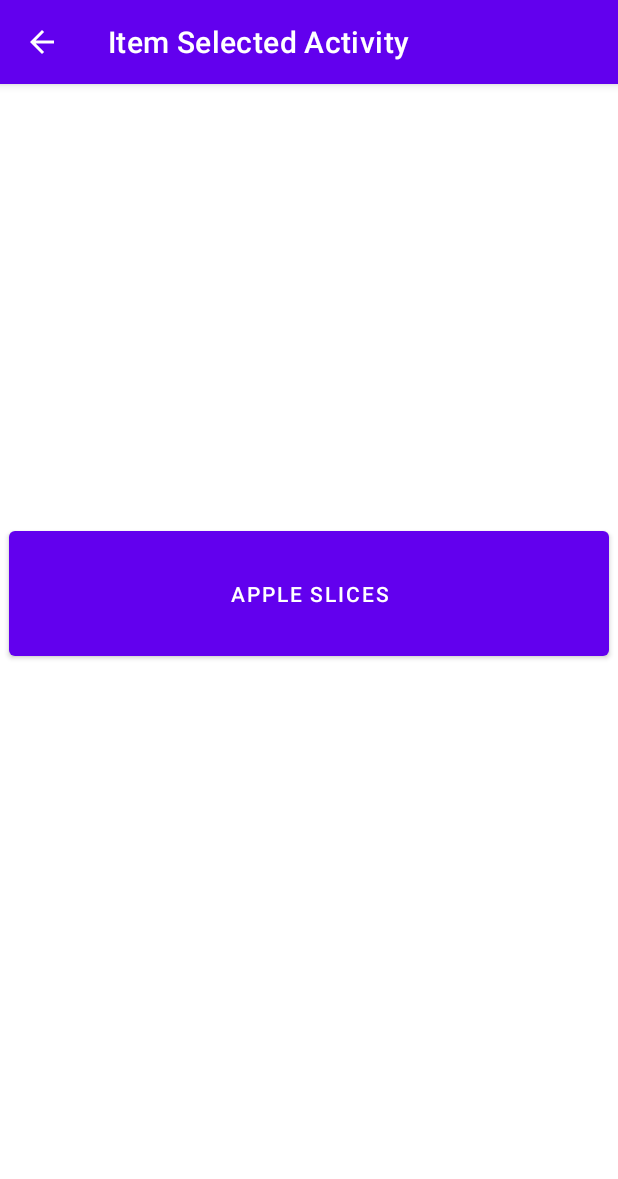
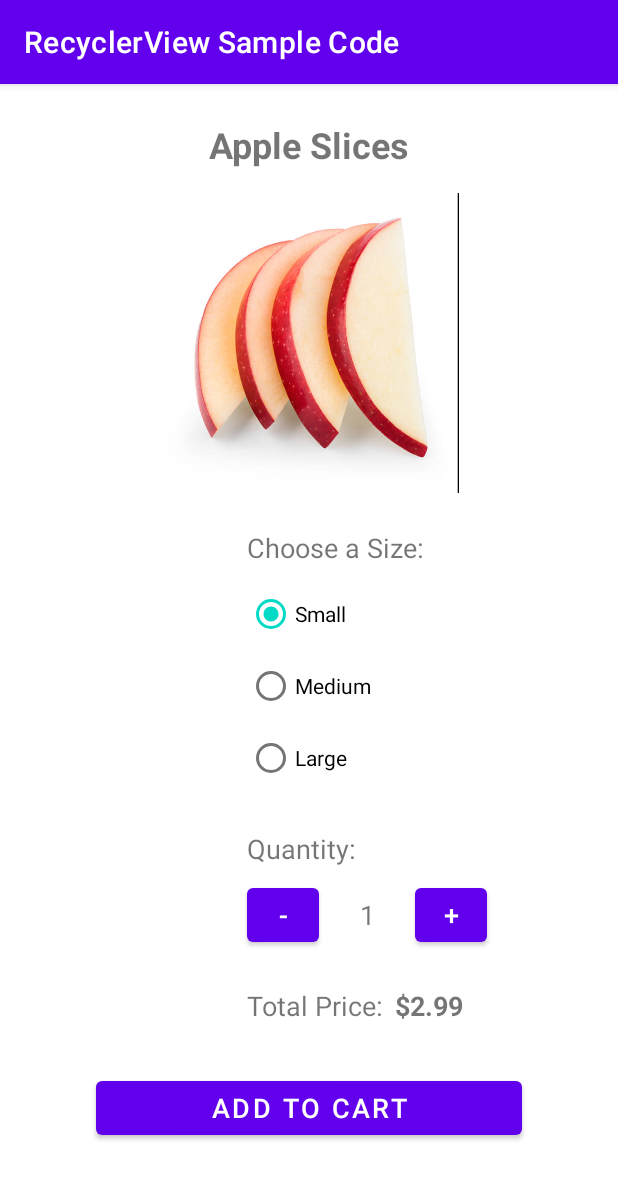
Before and after one commit to MilanDPatel/RUBurgerAndroidApp, an Android app: the SidesActivity screen opened directly, with no data from a screen before it, after a tap on "Apple Slices", on a phone screen of 412 x 824 dp. Shown: the top 1179 px of the screen. Run offline under Robolectric (Android 15) with nearby library versions, the phone set to English and light mode, and no system bars.

Commit message:
sizes added

```diff
--- a/app/src/main/java/com/example/recycleapplication/Item.java
+++ b/app/src/main/java/com/example/recycleapplication/Item.java
@@ -1,47 +1,38 @@
+
 package com.example.recycleapplication;
 
-/**
- * This class defines the data structure of an item to be displayed in the RecyclerView
- * @author Lily Chang
- */
 public class Item {
-	private String itemName;
-	private int image;
-	private String unitPrice; //for demo purpose, the unitPrice is of String type
+	private String name;
+	private int imageResourceId;
+	private double price;
+	private String priceString;
 
-	/**
-	 * Parameterized constructor.
-	 * @param itemName
-	 * @param image
-	 * @param unitPrice
-	 */
-	public Item(String itemName, int image, String unitPrice) {
-		this.itemName = itemName;
-		this.image = image;
-		this.unitPrice = unitPrice;
+	public Item(String name, int imageResourceId, String priceString) {
+		this.name = name;
+		this.imageResourceId = imageResourceId;
+		this.priceString = priceString;
+
+		// Parse the price string to get a double value
+		try {
+			this.price = Double.parseDouble(priceString.replace("$", "").trim());
+		} catch (NumberFormatException e) {
+			this.price = 2.99; // Default price if parsing fails
+		}
 	}
 
-	/**
-	 * Getter method that returns the item name of an item.
-	 * @return the item name of an item.
-	 */
-	public String getItemName() {
-		return itemName;
+	public String getName() {
+		return name;
 	}
 
-	/**
-	 * Getter method that returns the image of an item.
-	 * @return the image of an item.
-	 */
-	public int getImage() {
-		return image;
+	public int getImageResourceId() {
+		return imageResourceId;
 	}
 
-	/**
-	 * Getter method that returns the unit price.
-	 * @return the unit price of the item.
-	 */
-	public String getUnitPrice() {
-		return unitPrice;
+	public String getPriceString() {
+		return priceString;
+	}
+
+	public double getPrice() {
+		return price;
 	}
 }
--- a/app/src/main/java/com/example/recycleapplication/ItemsAdapter.java
+++ b/app/src/main/java/com/example/recycleapplication/ItemsAdapter.java
@@ -1,148 +1,69 @@
 package com.example.recycleapplication;
 
-import android.app.AlertDialog;
 import android.content.Context;
-import android.content.DialogInterface;
 import android.content.Intent;
 import android.view.LayoutInflater;
 import android.view.View;
 import android.view.ViewGroup;
-import android.widget.Button;
 import android.widget.ImageView;
 import android.widget.TextView;
-import android.widget.Toast;
-
 import androidx.annotation.NonNull;
-import androidx.constraintlayout.widget.ConstraintLayout;
+import androidx.cardview.widget.CardView;
 import androidx.recyclerview.widget.RecyclerView;
-
 import java.util.ArrayList;
 
-/**
- * This is an Adapter class to be used to instantiate an adapter for the RecyclerView.
- * Must extend RecyclerView.Adapter, which will enforce you to implement 3 methods:
- *      1. onCreateViewHolder, 2. onBindViewHolder, and 3. getItemCount
- *
- * You must use the data type <thisClassName.yourHolderName>, in this example
- * <ItemAdapter.ItemHolder>. This will enforce you to define a constructor for the
- * ItemAdapter and an inner class ItemsHolder (a static class)
- * The ItemsHolder class must extend RecyclerView.ViewHolder. In the constructor of this class,
- * you do something similar to the onCreate() method in an Activity.
- * @author Lily Chang
- */
-class ItemsAdapter extends RecyclerView.Adapter<ItemsAdapter.ItemsHolder>{
-    private Context context; //need the context to inflate the layout
-    private ArrayList<Item> items; //need the data binding to each row of RecyclerView
+public class ItemsAdapter extends RecyclerView.Adapter<ItemsAdapter.ViewHolder> {
+
+    private ArrayList<Item> items;
+    private Context context;
 
     public ItemsAdapter(Context context, ArrayList<Item> items) {
         this.context = context;
         this.items = items;
     }
 
-    /**
-     * This method will inflate the row layout for the items in the RecyclerView
-     * @param parent
-     * @param viewType
-     * @return
-     */
     @NonNull
     @Override
-    public ItemsHolder onCreateViewHolder(@NonNull ViewGroup parent, int viewType) {
-        //inflate the row layout for the items
-        LayoutInflater inflater = LayoutInflater.from(context);
-        View view = inflater.inflate(R.layout.row_view, parent, false);
-        return new ItemsHolder(view);
+    public ViewHolder onCreateViewHolder(@NonNull ViewGroup parent, int viewType) {
+        View view = LayoutInflater.from(parent.getContext()).inflate(R.layout.item_layout, parent, false);
+        return new ViewHolder(view);
     }
 
-    /**
-     * Assign data values for each row according to their "position" (index) when the item becomes
-     * visible on the screen.
-     * @param holder the instance of ItemsHolder
-     * @param position the index of the item in the list of items
-     */
     @Override
-    public void onBindViewHolder(@NonNull ItemsHolder holder, int position) {
-        //assign values for each row
-        holder.tv_name.setText(items.get(position).getItemName());
-        holder.tv_price.setText(items.get(position).getUnitPrice());
-        holder.im_item.setImageResource(items.get(position).getImage());
+    public void onBindViewHolder(@NonNull ViewHolder holder, int position) {
+        Item item = items.get(position);
+
+        holder.itemName.setText(item.getName());
+        holder.itemImage.setImageResource(item.getImageResourceId());
+        holder.itemPrice.setText(item.getPriceString());
+
+        // Set click listener on the card view
+        holder.cardView.setOnClickListener(v -> {
+            Intent intent = new Intent(context, SizesActivity.class);
+            intent.putExtra("item_name", item.getName());
+            intent.putExtra("image_res_id", item.getImageResourceId());
+            intent.putExtra("base_price", item.getPrice());
+            context.startActivity(intent);
+        });
     }
 
-    /**
-     * Get the number of items in the ArrayList.
-     * @return the number of items in the list.
-     */
     @Override
     public int getItemCount() {
-        return items.size(); //number of MenuItem in the array list.
+        return items.size();
     }
 
-    /**
-     * Get the views from the row layout file, similar to the onCreate() method.
-     */
-    public static class ItemsHolder extends RecyclerView.ViewHolder {
-        private TextView tv_name, tv_price;
-        private ImageView im_item;
-        private Button btn_add;
-        private ConstraintLayout parentLayout; //this is the row layout
+    public static class ViewHolder extends RecyclerView.ViewHolder {
+        ImageView itemImage;
+        TextView itemName;
+        TextView itemPrice;
+        CardView cardView;
 
-        public ItemsHolder(@NonNull View itemView) {
+        public ViewHolder(@NonNull View itemView) {
             super(itemView);
-            tv_name = itemView.findViewById(R.id.tv_flavor);
-            tv_price = itemView.findViewById(R.id.tv_price);
-            im_item = itemView.findViewById(R.id.im_item);
-            btn_add = itemView.findViewById(R.id.btn_add);
-            parentLayout = itemView.findViewById(R.id.rowLayout);
-            setAddButtonOnClick(itemView); //register the onClicklistener for the button on each row.
-
-            /* set onClickListener for the row layout,
-             * clicking on a row will navigate to another Activity
-             */
-            parentLayout.setOnClickListener(new View.OnClickListener() {
-                @Override
-                public void onClick(View view) {
-                    Intent intent = new Intent(itemView.getContext(), ItemSelectedActivity.class);
-                    intent.putExtra("ITEM", tv_name.getText());
-                    itemView.getContext().startActivity(intent);
-                }
-            });
-            /* Alternatively, use a lamda expression to set the onClickListener for the row layout
-            parentLayout.setOnClickListener(view -> {
-                    Intent intent = new Intent(itemView.getContext(), ItemSelectedActivity.class);
-                    intent.putExtra("ITEM", tv_name.getText());
-                    itemView.getContext().startActivity(intent);
-                }); */
-        }
-
-        /**
-         * Set the onClickListener for the button on each row.
-         * Clicking on the button will create an AlertDialog with the options of YES/NO.
-         * @param itemView
-         */
-        private void setAddButtonOnClick(@NonNull View itemView) {
-            btn_add.setOnClickListener(new View.OnClickListener() {
-                @Override
-                public void onClick(View view) {
-                    AlertDialog.Builder alert = new AlertDialog.Builder(itemView.getContext());
-                    alert.setTitle("Add to order");
-                    alert.setMessage(tv_name.getText().toString());
-                    //handle the "YES" click
-                    alert.setPositiveButton("yes", new DialogInterface.OnClickListener() {
-                        public void onClick(DialogInterface dialog, int which) {
-                            Toast.makeText(itemView.getContext(),
-                                    tv_name.getText().toString() + " added.", Toast.LENGTH_LONG).show();
-                        }
-                        //handle the "NO" click
-                    }).setNegativeButton("no", new DialogInterface.OnClickListener() {
-                        public void onClick(DialogInterface dialog, int which) {
-                            Toast.makeText(itemView.getContext(),
-                                    tv_name.getText().toString() + " not added.", Toast.LENGTH_LONG).show();
-                        }
-                    });
-                    AlertDialog dialog = alert.create();
-                    dialog.show();
-                }
-            });
+            itemImage = itemView.findViewById(R.id.item_image);
+            itemName = itemView.findViewById(R.id.item_name);
+            itemPrice = itemView.findViewById(R.id.item_price);
+            cardView = itemView.findViewById(R.id.item_card);
         }
     }
 }
--- /dev/null
+++ b/app/src/main/java/com/example/recycleapplication/SizesActivity.java
@@ -0,0 +1,106 @@
+package com.example.recycleapplication;
+
+import android.os.Bundle;
+import android.util.Log;
+import android.view.View;
+import android.widget.Button;
+import android.widget.ImageView;
+import android.widget.RadioButton;
+import android.widget.RadioGroup;
+import android.widget.TextView;
+import android.widget.Toast;
+import androidx.appcompat.app.AppCompatActivity;
+
+public class SizesActivity extends AppCompatActivity {
+    private static final String TAG = "SizesActivity";
+
+    private TextView itemNameText;
+    private ImageView itemImageView;
+    private RadioGroup sizeRadioGroup;
+    private TextView quantityText;
+    private TextView totalPriceText;
+    private int quantity = 1;
+    private double basePrice = 2.99;
+    private double currentPrice = 2.99;
+
+    @Override
+    protected void onCreate(Bundle savedInstanceState) {
+        super.onCreate(savedInstanceState);
+        setContentView(R.layout.activity_sizes);
+
+        // Initialize views
+        itemNameText = findViewById(R.id.item_name);
+        itemImageView = findViewById(R.id.item_image);
+        sizeRadioGroup = findViewById(R.id.size_radio_group);
+        quantityText = findViewById(R.id.quantity_text);
+        totalPriceText = findViewById(R.id.total_price);
+        Button minusButton = findViewById(R.id.minus_button);
+        Button plusButton = findViewById(R.id.plus_button);
+        Button addToCartButton = findViewById(R.id.add_to_cart_button);
+
+        // Get data from intent
+        String itemName = getIntent().getStringExtra("item_name");
+        int imageResId = getIntent().getIntExtra("image_res_id", 0);
+        basePrice = getIntent().getDoubleExtra("base_price", 2.99);
+        currentPrice = basePrice;
+
+        // Set initial values
+        itemNameText.setText(itemName);
+        itemImageView.setImageResource(imageResId);
+        updateTotalPrice();
+
+        // Set up radio group listener
+        sizeRadioGroup.setOnCheckedChangeListener((group, checkedId) -> {
+            RadioButton selectedRadioButton = findViewById(checkedId);
+            if (selectedRadioButton != null) {
+                String size = selectedRadioButton.getText().toString();
+                switch (size) {
+                    case "Small":
+                        currentPrice = basePrice;
+                        break;
+                    case "Medium":
+                        currentPrice = basePrice * 1.5;
+                        break;
+                    case "Large":
+                        currentPrice = basePrice * 2;
+                        break;
+                }
+                updateTotalPrice();
+            }
+        });
+
+        // Set up quantity buttons
+        minusButton.setOnClickListener(v -> {
+            if (quantity > 1) {
+                quantity--;
+                quantityText.setText(String.valueOf(quantity));
+                updateTotalPrice();
+            }
+        });
+
+        plusButton.setOnClickListener(v -> {
+            quantity++;
+            quantityText.setText(String.valueOf(quantity));
+            updateTotalPrice();
+        });
+
+        // Set up add to cart button
+        addToCartButton.setOnClickListener(v -> {
+            RadioButton selectedRadioButton = findViewById(sizeRadioGroup.getCheckedRadioButtonId());
+            String selectedSize = selectedRadioButton != null ? selectedRadioButton.getText().toString() : "Small";
+
+            String message = "Added to cart: " + quantity + " " + selectedSize + " " + itemName;
+            Toast.makeText(SizesActivity.this, message, Toast.LENGTH_SHORT).show();
+
+            // Here you would typically save the item to a cart data structure
+            // For now, we'll just finish the activity
+            finish();
+        });
+
+    }
+
+    private void updateTotalPrice() {
+        double total = currentPrice * quantity;
+        totalPriceText.setText(String.format("$%.2f", total));
+    }
+}
--- /dev/null
+++ b/app/src/main/res/layout/activity_sizes.xml
@@ -0,0 +1,152 @@
+<?xml version="1.0" encoding="utf-8"?>
+<androidx.constraintlayout.widget.ConstraintLayout xmlns:android="http://schemas.android.com/apk/res/android"
+    xmlns:app="http://schemas.android.com/apk/res-auto"
+    xmlns:tools="http://schemas.android.com/tools"
+    android:layout_width="match_parent"
+    android:layout_height="match_parent"
+    tools:context=".SizesActivity">
+
+    <TextView
+        android:id="@+id/item_name"
+        android:layout_width="wrap_content"
+        android:layout_height="wrap_content"
+        android:layout_marginTop="24dp"
+        android:text="Item Name"
+        android:textSize="24sp"
+        android:textStyle="bold"
+        app:layout_constraintEnd_toEndOf="parent"
+        app:layout_constraintStart_toStartOf="parent"
+        app:layout_constraintTop_toTopOf="parent" />
+
+    <ImageView
+        android:id="@+id/item_image"
+        android:layout_width="200dp"
+        android:layout_height="200dp"
+        android:layout_marginTop="16dp"
+        android:contentDescription="Item Image"
+        android:scaleType="centerCrop"
+        app:layout_constraintEnd_toEndOf="parent"
+        app:layout_constraintStart_toStartOf="parent"
+        app:layout_constraintTop_toBottomOf="@+id/item_name" />
+
+    <TextView
+        android:id="@+id/choose_size_text"
+        android:layout_width="wrap_content"
+        android:layout_height="wrap_content"
+        android:layout_marginTop="24dp"
+        android:text="Choose a Size:"
+        android:textSize="18sp"
+        app:layout_constraintStart_toStartOf="@+id/size_radio_group"
+        app:layout_constraintTop_toBottomOf="@+id/item_image" />
+
+    <RadioGroup
+        android:id="@+id/size_radio_group"
+        android:layout_width="wrap_content"
+        android:layout_height="wrap_content"
+        android:layout_marginTop="8dp"
+        app:layout_constraintEnd_toEndOf="parent"
+        app:layout_constraintStart_toStartOf="parent"
+        app:layout_constraintTop_toBottomOf="@+id/choose_size_text">
+
+        <RadioButton
+            android:id="@+id/size_small"
+            android:layout_width="wrap_content"
+            android:layout_height="wrap_content"
+            android:checked="true"
+            android:text="Small" />
+
+        <RadioButton
+            android:id="@+id/size_medium"
+            android:layout_width="wrap_content"
+            android:layout_height="wrap_content"
+            android:text="Medium" />
+
+        <RadioButton
+            android:id="@+id/size_large"
+            android:layout_width="wrap_content"
+            android:layout_height="wrap_content"
+            android:text="Large" />
+    </RadioGroup>
+
+    <TextView
+        android:id="@+id/quantity_label"
+        android:layout_width="wrap_content"
+        android:layout_height="wrap_content"
+        android:layout_marginTop="24dp"
+        android:text="Quantity:"
+        android:textSize="18sp"
+        app:layout_constraintStart_toStartOf="@+id/size_radio_group"
+        app:layout_constraintTop_toBottomOf="@+id/size_radio_group" />
+
+    <Button
+        android:id="@+id/minus_button"
+        android:layout_width="48dp"
+        android:layout_height="48dp"
+        android:layout_marginTop="8dp"
+        android:text="-"
+        android:textSize="18sp"
+        app:layout_constraintStart_toStartOf="@+id/quantity_label"
+        app:layout_constraintTop_toBottomOf="@+id/quantity_label" />
+
+    <TextView
+        android:id="@+id/quantity_text"
+        android:layout_width="48dp"
+        android:layout_height="48dp"
+        android:layout_marginStart="8dp"
+        android:gravity="center"
+        android:text="1"
+        android:textSize="18sp"
+        app:layout_constraintBottom_toBottomOf="@+id/minus_button"
+        app:layout_constraintStart_toEndOf="@+id/minus_button"
+        app:layout_constraintTop_toTopOf="@+id/minus_button" />
+
+    <Button
+        android:id="@+id/plus_button"
+        android:layout_width="48dp"
+        android:layout_height="48dp"
+        android:layout_marginStart="8dp"
+        android:text="+"
+        android:textSize="18sp"
+        app:layout_constraintBottom_toBottomOf="@+id/quantity_text"
+        app:layout_constraintStart_toEndOf="@+id/quantity_text"
+        app:layout_constraintTop_toTopOf="@+id/quantity_text" />
+
+    <TextView
+        android:id="@+id/total_price_label"
+        android:layout_width="wrap_content"
+        android:layout_height="wrap_content"
+        android:layout_marginTop="24dp"
+        android:text="Total Price:"
+        android:textSize="18sp"
+        app:layout_constraintStart_toStartOf="@+id/minus_button"
+        app:layout_constraintTop_toBottomOf="@+id/minus_button" />
+
+    <TextView
+        android:id="@+id/total_price"
+        android:layout_width="wrap_content"
+        android:layout_height="wrap_content"
+        android:layout_marginStart="8dp"
+        android:text="$2.99"
+        android:textSize="18sp"
+        android:textStyle="bold"
+        app:layout_constraintBottom_toBottomOf="@+id/total_price_label"
+        app:layout_constraintStart_toEndOf="@+id/total_price_label"
+        app:layout_constraintTop_toTopOf="@+id/total_price_label" />
+
+    <Button
+        android:id="@+id/add_to_cart_button"
+        android:layout_width="0dp"
+        android:layout_height="wrap_content"
+        android:layout_marginStart="64dp"
+        android:layout_marginTop="32dp"
+        android:layout_marginEnd="64dp"
+        android:layout_marginBottom="32dp"
+        android:text="Add to Cart"
+        android:textSize="18sp"
+        app:layout_constraintBottom_toBottomOf="parent"
+        app:layout_constraintEnd_toEndOf="parent"
+        app:layout_constraintStart_toStartOf="parent"
+        app:layout_constraintTop_toBottomOf="@+id/total_price_label"
+        app:layout_constraintVertical_bias="0.0" />
+
+</androidx.constraintlayout.widget.ConstraintLayout>
--- /dev/null
+++ b/app/src/main/res/layout/item_layout.xml
@@ -0,0 +1,44 @@
+<?xml version="1.0" encoding="utf-8"?>
+<androidx.cardview.widget.CardView xmlns:android="http://schemas.android.com/apk/res/android"
+    xmlns:app="http://schemas.android.com/apk/res-auto"
+    android:id="@+id/item_card"
+    android:layout_width="match_parent"
+    android:layout_height="wrap_content"
+    android:layout_margin="8dp"
+    app:cardCornerRadius="8dp"
+    app:cardElevation="4dp">
+
+    <LinearLayout
+        android:layout_width="match_parent"
+        android:layout_height="wrap_content"
+        android:orientation="vertical"
+        android:padding="8dp">
+
+        <ImageView
+            android:id="@+id/item_image"
+            android:layout_width="match_parent"
+            android:layout_height="200dp"
+            android:scaleType="centerCrop"
+            android:contentDescription="Item Image" />
+
+        <TextView
+            android:id="@+id/item_name"
+            android:layout_width="match_parent"
+            android:layout_height="wrap_content"
+            android:layout_marginTop="8dp"
+            android:text="Item Name"
+            android:textAlignment="center"
+            android:textSize="18sp"
+            android:textStyle="bold" />
+
+        <TextView
+            android:id="@+id/item_price"
+            android:layout_width="match_parent"
+            android:layout_height="wrap_content"
+            android:layout_marginTop="4dp"
+            android:text="$0.00"
+            android:textAlignment="center"
+            android:textSize="16sp" />
+    </LinearLayout>
+
+</androidx.cardview.widget.CardView>
```
Also changed, not shown: app/src/main/AndroidManifest.xml (+10 -0 lines), app/src/main/java/com/example/recycleapplication/ItemSelectedActivity.java (line endings or trailing spaces).
